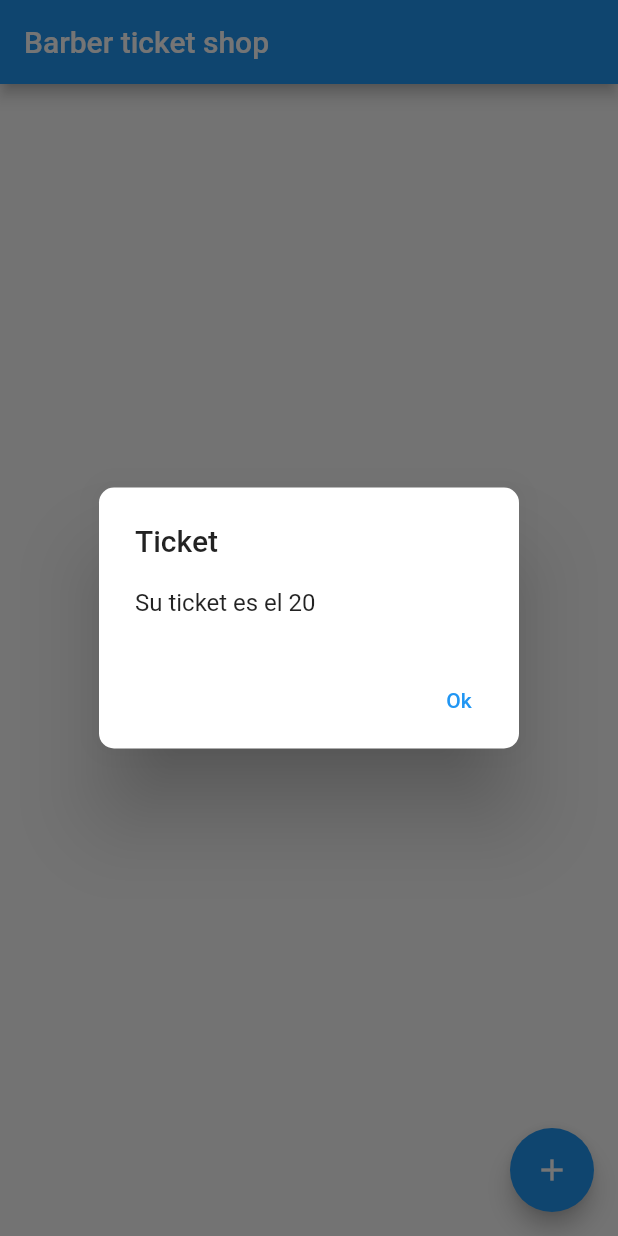
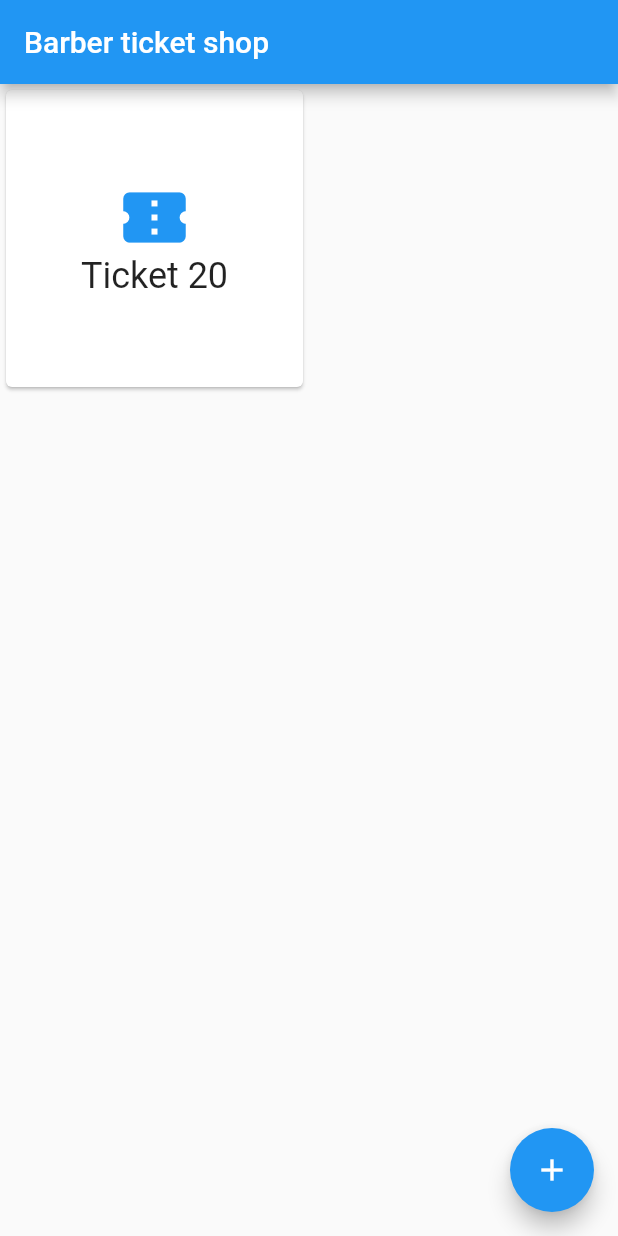
Before and after one commit to steven230500/barber_shop, a Flutter app: the screen it shows after launch, after a tap on the "add" icon, on a phone screen of 412 x 824 dp. Run offline on Flutter 3.47's test engine with Material 2 defaults, Android fonts, the phone set to English and light mode, and no system bars.

```diff
--- a/lib/main.dart
+++ b/lib/main.dart
@@ -19,7 +19,7 @@ class MyApp extends StatelessWidget {
   }
 }
 
-class MyHomePage extends StatelessWidget {
+class MyHomePage extends StatefulWidget {
   final String title;
   const MyHomePage({
     super.key,
@@ -27,46 +27,47 @@ class MyHomePage extends StatelessWidget {
   });
 
   @override
+  State<MyHomePage> createState() => _MyHomePageState();
+}
+
+class _MyHomePageState extends State<MyHomePage> {
+  List<int> tickets = [];
+  void takeTickets() {
+    int takeNumber = Random().nextInt(100);
+    setState(() {
+      tickets.add(takeNumber);
+    });
+  }
+
+  @override
   Widget build(BuildContext context) {
     return Scaffold(
-        appBar: AppBar(title: Text(title)),
+      appBar: AppBar(title: Text(widget.title)),
       floatingActionButton: FloatingActionButton(
-          onPressed: () {
-            int takeNumber = Random().nextInt(100);
-            showDialog(
-              context: context,
-              builder: (BuildContext context) {
-                return AlertDialog(
-                  shape: ShapeBorder.lerp(
-                      RoundedRectangleBorder(borderRadius: BorderRadius.circular(10)),
-                      RoundedRectangleBorder(borderRadius: BorderRadius.circular(10)),
-                      1),
-                  title: Text('Ticket'),
-                  content: Text('Su ticket es el $takeNumber'),
-                  actions: [
-                    TextButton(
-                        onPressed: () {
-                          Navigator.of(context).pop();
-                        },
-                        child: Text('Ok'))
-                  ],
-                );
-              },
-            );
-          },
+        onPressed: takeTickets,
         tooltip: 'Tomar ticket',
         child: const Icon(Icons.add),
       ),
-        body: Center(
+      body: GridView.builder(
+        itemCount: tickets.length,
+        gridDelegate: const SliverGridDelegateWithFixedCrossAxisCount(crossAxisCount: 2),
+        itemBuilder: (BuildContext context, int index) {
+          return Card(
+            child: Center(
               child: Column(
                 mainAxisAlignment: MainAxisAlignment.center,
                 children: [
-              Padding(
-                padding: EdgeInsets.all(10),
-                child: ElevatedButton(onPressed: () {}, child: const Text('Tomar ticket')),
+                  const Icon(Icons.confirmation_num, size: 50, color: Colors.blue),
+                  Text(
+                    'Ticket ${tickets[index]}',
+                    style: Theme.of(context).textTheme.headline5,
                   ),
                 ],
               ),
-        ));
+            ),
+          );
+        },
+      ),
+    );
   }
 }
```
Lines whose indentation alone changed are shown as unchanged.
